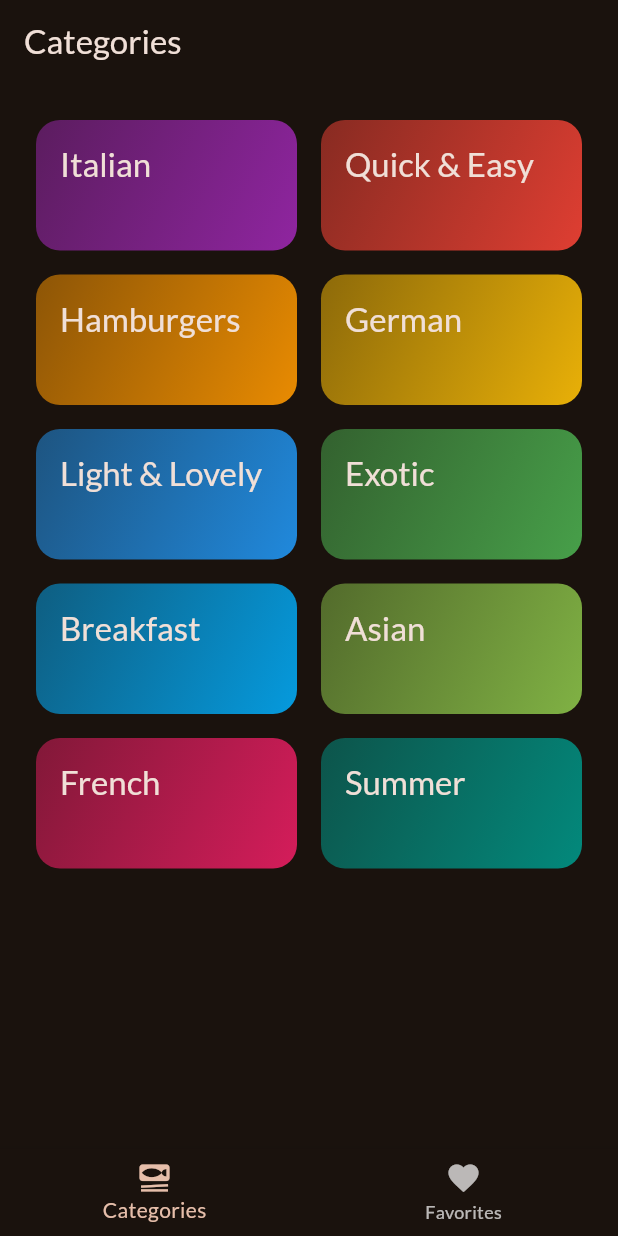
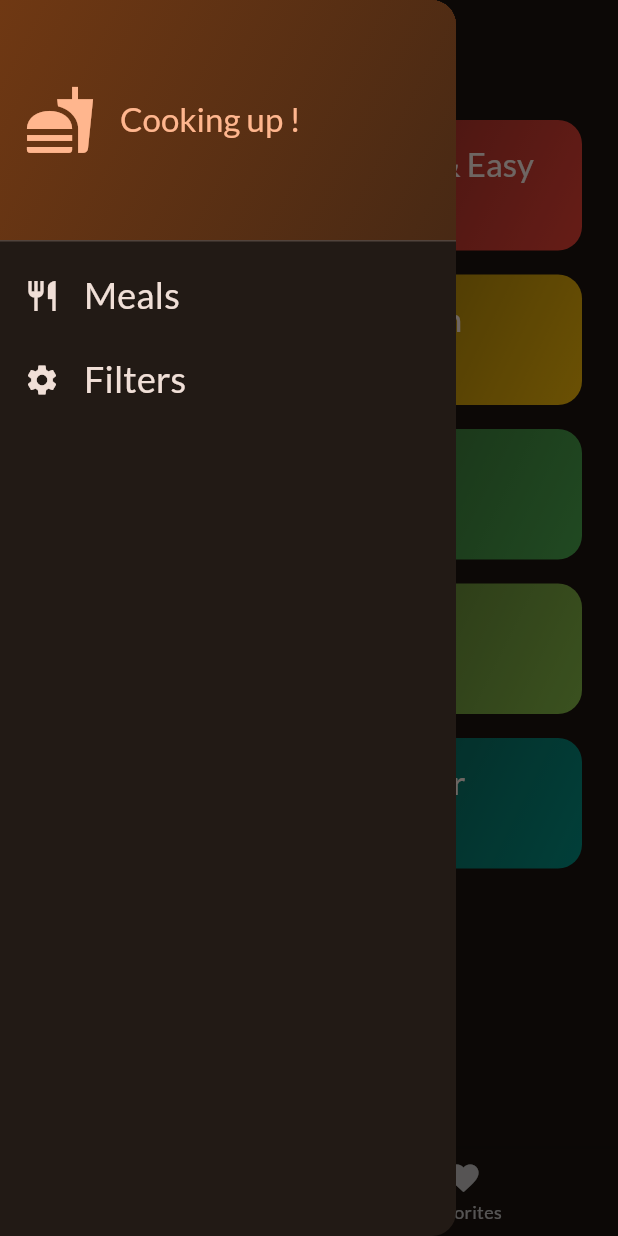
Before and after one commit to Invictus-ill/meals_flutter_app, a Flutter app: the screen it shows after launch, with the side drawer open (before the commit the screen has no drawer), on a phone screen of 412 x 824 dp. Run offline on Flutter 3.47's test engine with Material 3 defaults, Android fonts, the phone set to English and light mode, and no system bars; our stand-ins replace google_fonts, transparent_image.

Commit message:
Add FiltersScreen and integrate with MainDrawer for filter options

```diff
--- a/lib/screens/tabs.dart
+++ b/lib/screens/tabs.dart
@@ -1,8 +1,9 @@
 import 'package:flutter/material.dart';
-import 'package:meals_flutter_app/data/dummy_data.dart';
 import 'package:meals_flutter_app/models/meal.dart';
 import 'package:meals_flutter_app/screens/categories.dart';
+import 'package:meals_flutter_app/screens/filters.dart';
 import 'package:meals_flutter_app/screens/meals.dart';
+import 'package:meals_flutter_app/widgets/main_drawer.dart';
 
 class TabsScreen extends StatefulWidget {
   const TabsScreen({super.key});
@@ -36,6 +37,16 @@ class _TabsScreenState extends State<TabsScreen> {
         _showMessage('Added to favorites');
       }
     });
+  }
+
+  void _setScreen(String identifier) async {
+    Navigator.of(context).pop();
+    if (identifier == 'Filters') {
+      final filters = await Navigator.of(
+        context,
+      ).push(MaterialPageRoute(builder: (ctx) => FiltersScreen()));
+      print(filters);
+    }
   }
 
   @override
@@ -75,6 +86,7 @@ class _TabsScreenState extends State<TabsScreen> {
           ),
         ],
       ),
+      drawer: MainDrawer(onSelectScreen: _setScreen),
     );
   }
 }
--- /dev/null
+++ b/lib/widgets/main_drawer.dart
@@ -0,0 +1,76 @@
+import 'package:flutter/material.dart';
+
+class MainDrawer extends StatelessWidget {
+  const MainDrawer({super.key, required this.onSelectScreen});
+
+  final void Function(String identifier) onSelectScreen;
+
+  @override
+  Widget build(BuildContext context) {
+    return Drawer(
+      child: Column(
+        children: [
+          DrawerHeader(
+            padding: EdgeInsetsGeometry.all(16),
+            decoration: BoxDecoration(
+              gradient: LinearGradient(
+                colors: [
+                  Theme.of(context).colorScheme.primaryContainer,
+                  Theme.of(context).colorScheme.primaryContainer.withAlpha(125),
+                ],
+                begin: AlignmentGeometry.topLeft,
+                end: AlignmentGeometry.bottomRight,
+              ),
+            ),
+            child: Row(
+              spacing: 16,
+              children: [
+                Icon(
+                  Icons.fastfood,
+                  size: 48,
+                  color: Theme.of(context).colorScheme.primary,
+                ),
+                Text(
+                  'Cooking up !',
+                  style: Theme.of(context).textTheme.titleLarge!.copyWith(
+                    color: Theme.of(context).colorScheme.primary,
+                  ),
+                ),
+              ],
+            ),
+          ),
+          ListTile(
+            leading: Icon(
+              Icons.restaurant_outlined,
+              size: 24,
+              color: Theme.of(context).colorScheme.onSurface,
+            ),
+            title: Text(
+              'Meals',
+              style: Theme.of(context).textTheme.titleSmall!.copyWith(
+                color: Theme.of(context).colorScheme.onSurface,
+                fontSize: 24,
+              ),
+            ),
+            onTap: () => onSelectScreen('Meals'),
+          ),
+          ListTile(
+            leading: Icon(
+              Icons.settings,
+              size: 24,
+              color: Theme.of(context).colorScheme.onSurface,
+            ),
+            title: Text(
+              'Filters',
+              style: Theme.of(context).textTheme.titleSmall!.copyWith(
+                color: Theme.of(context).colorScheme.onSurface,
+                fontSize: 24,
+              ),
+            ),
+            onTap: () => onSelectScreen('Filters'),
+          ),
+        ],
+      ),
+    );
+  }
+}
```
Also changed, not shown: lib/screens/filters.dart (added, +117 -0 lines).
